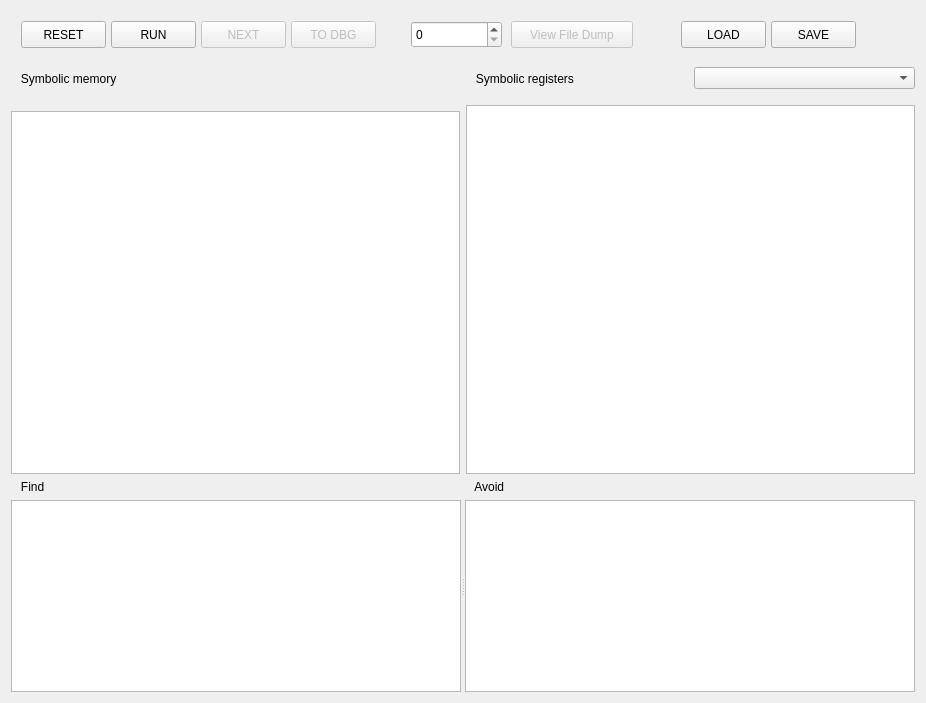
First picture: the form in idangr/ui/panel.ui, repository andreafioraldi/IDAngr, before the edit.
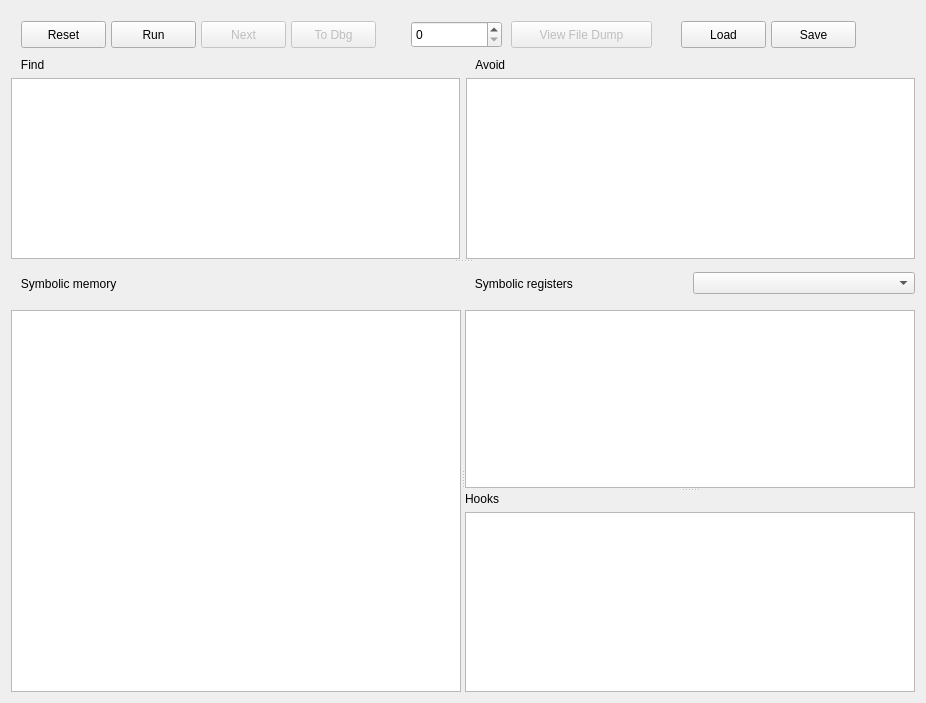
Second picture: the form after the edit.

Commit message: hooks in gui implementation begins

The edit to the form file:
```diff
--- a/idangr/ui/panel.ui
+++ b/idangr/ui/panel.ui
@@ -19,135 +19,7 @@
   <property name="layoutDirection">
    <enum>Qt::LeftToRight</enum>
   </property>
-  <layout class="QGridLayout" name="gridLayout_6">
-   <item row="2" column="0">
-    <layout class="QGridLayout" name="gridLayout_5">
-     <item row="0" column="0">
-      <layout class="QGridLayout" name="gridLayout">
-       <property name="spacing">
-        <number>12</number>
-       </property>
-       <item row="0" column="0">
-        <widget class="QLabel" name="label_2">
-         <property name="minimumSize">
-          <size>
-           <width>0</width>
-           <height>41</height>
-          </size>
-         </property>
-         <property name="text">
-          <string>   Symbolic memory</string>
-         </property>
-        </widget>
-       </item>
-       <item row="1" column="0" colspan="2">
-        <widget class="QTableView" name="memoryView">
-         <property name="contextMenuPolicy">
-          <enum>Qt::CustomContextMenu</enum>
-         </property>
-         <property name="selectionMode">
-          <enum>QAbstractItemView::SingleSelection</enum>
-         </property>
-         <property name="sortingEnabled">
-          <bool>false</bool>
-         </property>
-        </widget>
-       </item>
-      </layout>
-     </item>
-     <item row="0" column="1">
-      <layout class="QGridLayout" name="gridLayout_2">
-       <item row="1" column="0" colspan="2">
-        <widget class="QTableView" name="regsView">
-         <property name="contextMenuPolicy">
-          <enum>Qt::CustomContextMenu</enum>
-         </property>
-         <property name="selectionMode">
-          <enum>QAbstractItemView::SingleSelection</enum>
-         </property>
-         <property name="sortingEnabled">
-          <bool>false</bool>
-         </property>
-        </widget>
-       </item>
-       <item row="0" column="1">
-        <widget class="QComboBox" name="registerChooser"/>
-       </item>
-       <item row="0" column="0">
-        <widget class="QLabel" name="label">
-         <property name="minimumSize">
-          <size>
-           <width>0</width>
-           <height>41</height>
-          </size>
-         </property>
-         <property name="text">
-          <string>   Symbolic registers</string>
-         </property>
-        </widget>
-       </item>
-      </layout>
-     </item>
-    </layout>
-   </item>
-   <item row="3" column="0">
-    <widget class="QSplitter" name="splitter_2">
-     <property name="maximumSize">
-      <size>
-       <width>16777215</width>
-       <height>16777215</height>
-      </size>
-     </property>
-     <property name="orientation">
-      <enum>Qt::Horizontal</enum>
-     </property>
-     <widget class="QWidget" name="layoutWidget">
-      <layout class="QGridLayout" name="gridLayout_3">
-       <item row="0" column="0">
-        <widget class="QLabel" name="label_3">
-         <property name="text">
-          <string>   Find</string>
-         </property>
-        </widget>
-       </item>
-       <item row="1" column="0">
-        <widget class="QListWidget" name="findView">
-         <property name="contextMenuPolicy">
-          <enum>Qt::CustomContextMenu</enum>
-         </property>
-         <property name="selectionMode">
-          <enum>QAbstractItemView::MultiSelection</enum>
-         </property>
-         <property name="sortingEnabled">
-          <bool>false</bool>
-         </property>
-        </widget>
-       </item>
-      </layout>
-     </widget>
-     <widget class="QWidget" name="layoutWidget_2">
-      <layout class="QGridLayout" name="gridLayout_4">
-       <item row="0" column="0">
-        <widget class="QLabel" name="label_4">
-         <property name="text">
-          <string>   Avoid</string>
-         </property>
-        </widget>
-       </item>
-       <item row="1" column="0">
-        <widget class="QListWidget" name="avoidView">
-         <property name="contextMenuPolicy">
-          <enum>Qt::CustomContextMenu</enum>
-         </property>
-         <property name="selectionMode">
-          <enum>QAbstractItemView::MultiSelection</enum>
-         </property>
-        </widget>
-       </item>
-      </layout>
-     </widget>
-    </widget>
-   </item>
+  <layout class="QGridLayout" name="gridLayout_5">
    <item row="0" column="0">
     <widget class="QWidget" name="widget" native="true">
      <property name="enabled">
@@ -172,7 +44,7 @@
        </rect>
       </property>
       <property name="text">
-       <string>RESET</string>
+       <string>Reset</string>
       </property>
      </widget>
      <widget class="QToolButton" name="runBtn">
@@ -188,7 +60,7 @@
        </rect>
       </property>
       <property name="text">
-       <string>RUN</string>
+       <string>Run</string>
       </property>
      </widget>
      <widget class="QToolButton" name="todbgBtn">
@@ -204,7 +76,7 @@
        </rect>
       </property>
       <property name="text">
-       <string>TO DBG</string>
+       <string>To Dbg</string>
       </property>
      </widget>
      <widget class="QPushButton" name="viewFileBtn">
@@ -215,7 +87,7 @@
        <rect>
         <x>500</x>
         <y>10</y>
-        <width>122</width>
+        <width>141</width>
         <height>27</height>
        </rect>
       </property>
@@ -246,7 +118,7 @@
        </rect>
       </property>
       <property name="text">
-       <string>NEXT</string>
+       <string>Next</string>
       </property>
      </widget>
      <widget class="QToolButton" name="loadBtn">
@@ -262,7 +134,7 @@
        </rect>
       </property>
       <property name="text">
-       <string>LOAD</string>
+       <string>Load</string>
       </property>
      </widget>
      <widget class="QToolButton" name="saveBtn">
@@ -278,11 +150,153 @@
        </rect>
       </property>
       <property name="text">
-       <string>SAVE</string>
+       <string>Save</string>
       </property>
      </widget>
     </widget>
    </item>
+   <item row="1" column="0">
+    <widget class="QSplitter" name="splitter_3">
+     <property name="orientation">
+      <enum>Qt::Vertical</enum>
+     </property>
+     <widget class="QWidget" name="">
+      <layout class="QGridLayout" name="gridLayout">
+       <item row="0" column="0">
+        <widget class="QLabel" name="label_3">
+         <property name="text">
+          <string>   Find</string>
+         </property>
+        </widget>
+       </item>
+       <item row="0" column="1">
+        <widget class="QLabel" name="label_4">
+         <property name="text">
+          <string>   Avoid</string>
+         </property>
+        </widget>
+       </item>
+       <item row="1" column="0">
+        <widget class="QListWidget" name="findView">
+         <property name="contextMenuPolicy">
+          <enum>Qt::CustomContextMenu</enum>
+         </property>
+         <property name="selectionMode">
+          <enum>QAbstractItemView::MultiSelection</enum>
+         </property>
+         <property name="sortingEnabled">
+          <bool>false</bool>
+         </property>
+        </widget>
+       </item>
+       <item row="1" column="1">
+        <widget class="QListWidget" name="avoidView">
+         <property name="contextMenuPolicy">
+          <enum>Qt::CustomContextMenu</enum>
+         </property>
+         <property name="selectionMode">
+          <enum>QAbstractItemView::MultiSelection</enum>
+         </property>
+        </widget>
+       </item>
+      </layout>
+     </widget>
+     <widget class="QSplitter" name="splitter_2">
+      <property name="orientation">
+       <enum>Qt::Horizontal</enum>
+      </property>
+      <widget class="QWidget" name="">
+       <layout class="QGridLayout" name="gridLayout_4">
+        <item row="0" column="0">
+         <widget class="QLabel" name="label_2">
+          <property name="minimumSize">
+           <size>
+            <width>0</width>
+            <height>41</height>
+           </size>
+          </property>
+          <property name="text">
+           <string>   Symbolic memory</string>
+          </property>
+         </widget>
+        </item>
+        <item row="1" column="0">
+         <widget class="QTableView" name="memoryView">
+          <property name="contextMenuPolicy">
+           <enum>Qt::CustomContextMenu</enum>
+          </property>
+          <property name="selectionMode">
+           <enum>QAbstractItemView::SingleSelection</enum>
+          </property>
+          <property name="sortingEnabled">
+           <bool>false</bool>
+          </property>
+         </widget>
+        </item>
+       </layout>
+      </widget>
+      <widget class="QSplitter" name="splitter">
+       <property name="orientation">
+        <enum>Qt::Vertical</enum>
+       </property>
+       <widget class="QWidget" name="">
+        <layout class="QGridLayout" name="gridLayout_2">
+         <item row="0" column="0">
+          <widget class="QLabel" name="label">
+           <property name="minimumSize">
+            <size>
+             <width>0</width>
+             <height>41</height>
+            </size>
+           </property>
+           <property name="text">
+            <string>   Symbolic registers</string>
+           </property>
+          </widget>
+         </item>
+         <item row="0" column="1">
+          <widget class="QComboBox" name="registerChooser"/>
+         </item>
+         <item row="1" column="0" colspan="2">
+          <widget class="QTableView" name="regsView">
+           <property name="contextMenuPolicy">
+            <enum>Qt::CustomContextMenu</enum>
+           </property>
+           <property name="selectionMode">
+            <enum>QAbstractItemView::SingleSelection</enum>
+           </property>
+           <property name="sortingEnabled">
+            <bool>false</bool>
+           </property>
+          </widget>
+         </item>
+        </layout>
+       </widget>
+       <widget class="QWidget" name="">
+        <layout class="QGridLayout" name="gridLayout_3">
+         <item row="0" column="0">
+          <widget class="QLabel" name="label_5">
+           <property name="text">
+            <string>Hooks</string>
+           </property>
+          </widget>
+         </item>
+         <item row="1" column="0">
+          <widget class="QListWidget" name="hooksView">
+           <property name="contextMenuPolicy">
+            <enum>Qt::CustomContextMenu</enum>
+           </property>
+           <property name="selectionMode">
+            <enum>QAbstractItemView::MultiSelection</enum>
+           </property>
+          </widget>
+         </item>
+        </layout>
+       </widget>
+      </widget>
+     </widget>
+    </widget>
+   </item>
   </layout>
  </widget>
  <resources/>
```
The commit also changes 7 other files.
